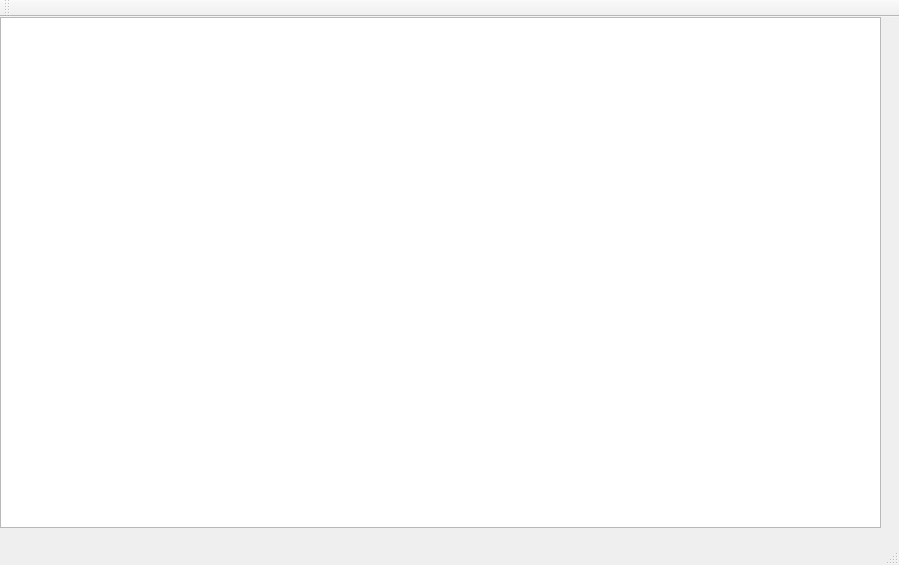
The window that Galaga/mainwindow.ui (karusukun/GalagaLenguajes) describes before a commit, drawn with Qt 5.
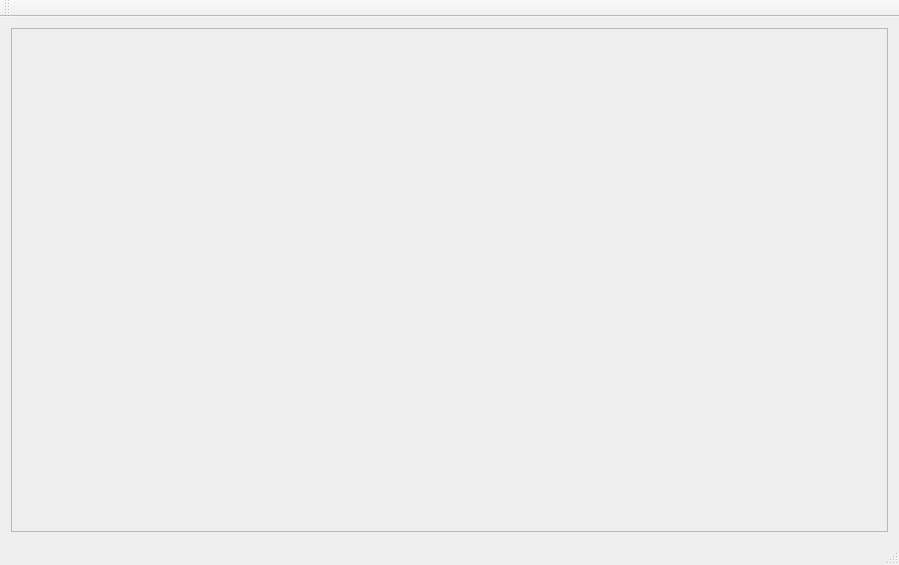
The same window after the commit. Icons and pictures are not drawn.

Patch:
```diff
--- a/Galaga/mainwindow.ui
+++ b/Galaga/mainwindow.ui
@@ -17,27 +17,31 @@
    <string notr="true">#MainWindow
 {
 	
-	background-image: url(:/background/assets/farback.gif);
+	alternate-background-color: rgb(12, 12, 12);
+	border-color: rgb(0, 0, 0);
+	color: rgb(0, 0, 0);
 }</string>
   </property>
   <widget class="QWidget" name="centralWidget">
-   <widget class="QGraphicsView" name="graphicsView">
-    <property name="geometry">
-     <rect>
-      <x>0</x>
-      <y>0</y>
-      <width>881</width>
-      <height>511</height>
-     </rect>
-    </property>
-    <property name="styleSheet">
-     <string notr="true">#graphicsView
+   <layout class="QVBoxLayout" name="verticalLayout">
+    <item>
+     <widget class="QFrame" name="backgroundFrame">
+      <property name="styleSheet">
+       <string notr="true">#backgroundFrame
 {
 	
 	background-image: url(:/background/assets/farback.gif);
 }</string>
-    </property>
-   </widget>
+      </property>
+      <property name="frameShape">
+       <enum>QFrame::StyledPanel</enum>
+      </property>
+      <property name="frameShadow">
+       <enum>QFrame::Raised</enum>
+      </property>
+     </widget>
+    </item>
+   </layout>
   </widget>
   <widget class="QMenuBar" name="menuBar">
    <property name="geometry">
```
